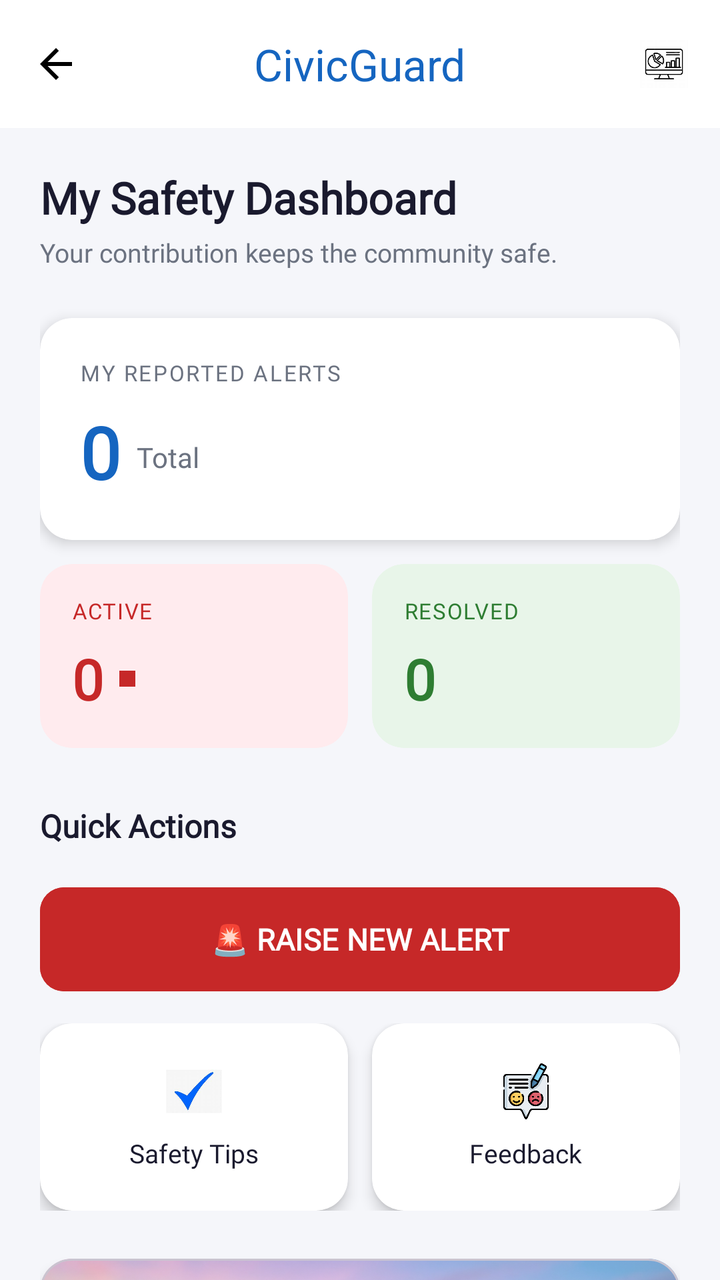
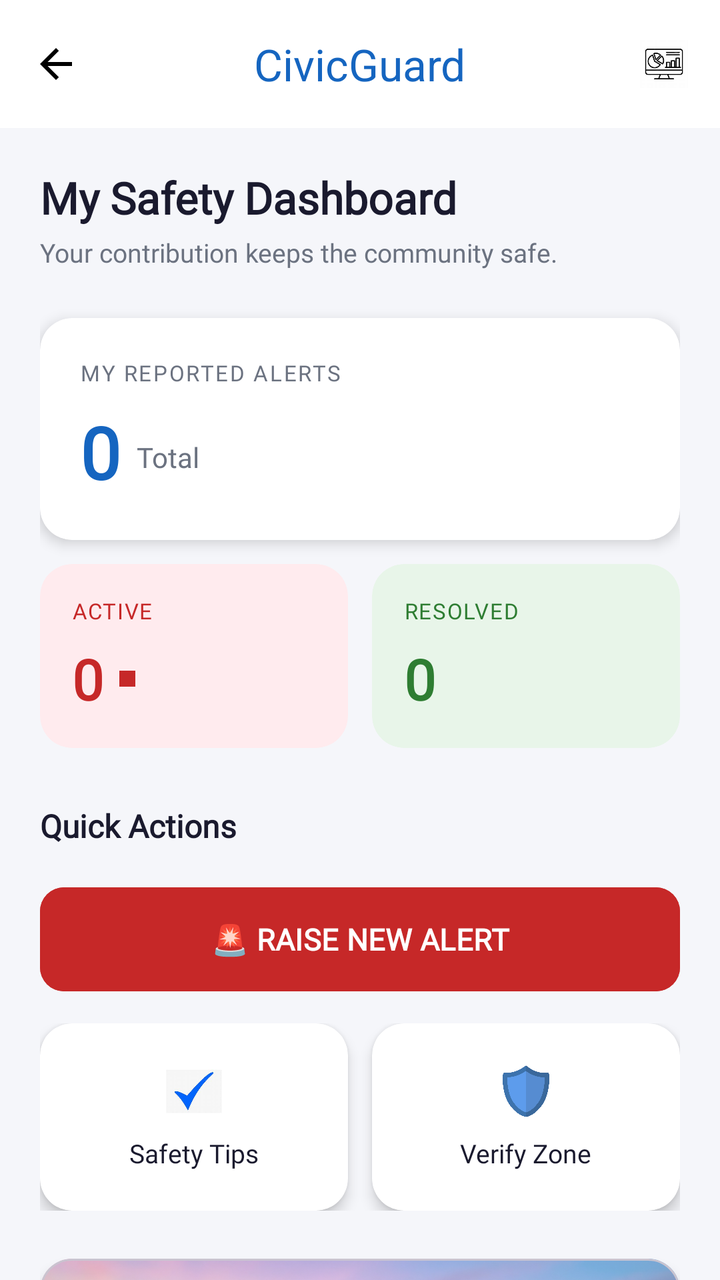

Screens rendered from an Android XML layout before and after an edit, with the pre-edit source and the edit as a unified diff.
<!-- AndroidManifest.xml: application theme Theme.NeighborhoodEmergencyConnect -->
<!-- res/layout/activity_citizen_dashboard.xml -->
<?xml version="1.0" encoding="utf-8"?>
<androidx.coordinatorlayout.widget.CoordinatorLayout xmlns:android="http://schemas.android.com/apk/res/android"
    xmlns:app="http://schemas.android.com/apk/res-auto"
    android:layout_width="match_parent"
    android:layout_height="match_parent"
    android:background="#F5F6FA">

    <com.google.android.material.appbar.AppBarLayout
        android:layout_width="match_parent"
        android:layout_height="wrap_content"
        android:background="#ffffff"
        app:elevation="2dp">

        <com.google.android.material.appbar.MaterialToolbar
            android:id="@+id/topAppBar"
            android:layout_width="match_parent"
            android:layout_height="?attr/actionBarSize"
            app:navigationIcon="@drawable/arrow_back"
            app:title="CivicGuard"
            app:titleCentered="true"
            app:titleTextColor="#1565C0">

            <ImageView
                android:layout_width="24dp"
                android:layout_height="24dp"
                android:layout_gravity="end"
                android:layout_marginEnd="16dp"
                android:src="@drawable/righticon" />
        </com.google.android.material.appbar.MaterialToolbar>
    </com.google.android.material.appbar.AppBarLayout>

    <androidx.core.widget.NestedScrollView
        android:layout_width="match_parent"
        android:layout_height="match_parent"
        app:layout_behavior="@string/appbar_scrolling_view_behavior">

        <LinearLayout
            android:layout_width="match_parent"
            android:layout_height="wrap_content"
            android:orientation="vertical"
            android:padding="20dp">

            <TextView
                android:layout_width="wrap_content"
                android:layout_height="wrap_content"
                android:fontFamily="@font/montserrat_bold"
                android:text="My Safety Dashboard"
                android:textColor="#1A1A2E"
                android:textSize="22sp"
                android:textStyle="bold" />

            <TextView
                android:layout_width="wrap_content"
                android:layout_height="wrap_content"
                android:layout_marginTop="4dp"
                android:fontFamily="@font/poppins_regular"
                android:text="Your contribution keeps the community safe."
                android:textColor="#6B7280"
                android:textSize="13sp" />

            <com.google.android.material.card.MaterialCardView
                android:layout_width="match_parent"
                android:layout_height="wrap_content"
                android:layout_marginTop="24dp"
                app:cardBackgroundColor="#ffffff"
                app:cardCornerRadius="16dp"
                app:cardElevation="4dp"
                app:strokeWidth="0dp">

                <LinearLayout
                    android:layout_width="match_parent"
                    android:layout_height="wrap_content"
                    android:orientation="vertical"
                    android:padding="20dp">

                    <TextView
                        android:layout_width="wrap_content"
                        android:layout_height="wrap_content"
                        android:fontFamily="@font/montserrat_bold"
                        android:text="MY REPORTED ALERTS"
                        android:textColor="#6B7280"
                        android:textSize="11sp"
                        android:letterSpacing="0.08" />

                    <LinearLayout
                        android:layout_width="wrap_content"
                        android:layout_height="wrap_content"
                        android:layout_marginTop="8dp"
                        android:gravity="bottom"
                        android:orientation="horizontal">

                        <TextView
                            android:id="@+id/tvTotalAlerts"
                            android:layout_width="wrap_content"
                            android:layout_height="wrap_content"
                            android:fontFamily="@font/montserrat_bold"
                            android:text="0"
                            android:textColor="#1565C0"
                            android:textSize="36sp"
                            android:textStyle="bold" />

                        <TextView
                            android:layout_width="wrap_content"
                            android:layout_height="wrap_content"
                            android:layout_marginStart="8dp"
                            android:layout_marginBottom="6dp"
                            android:fontFamily="@font/poppins_regular"
                            android:text="Total"
                            android:textColor="#6B7280"
                            android:textSize="14sp" />
                    </LinearLayout>
                </LinearLayout>
            </com.google.android.material.card.MaterialCardView>

            <LinearLayout
                android:layout_width="match_parent"
                android:layout_height="wrap_content"
                android:layout_marginTop="12dp"
                android:orientation="horizontal">

                <com.google.android.material.card.MaterialCardView
                    android:layout_width="0dp"
                    android:layout_height="wrap_content"
                    android:layout_weight="1"
                    android:layout_marginEnd="6dp"
                    app:cardBackgroundColor="#FFEBEE"
                    app:cardCornerRadius="16dp"
                    app:cardElevation="0dp"
                    app:strokeWidth="0dp">

                    <LinearLayout
                        android:layout_width="match_parent"
                        android:layout_height="wrap_content"
                        android:orientation="vertical"
                        android:padding="16dp">

                        <TextView
                            android:layout_width="wrap_content"
                            android:layout_height="wrap_content"
                            android:fontFamily="@font/montserrat_bold"
                            android:text="ACTIVE"
                            android:textColor="#C62828"
                            android:textSize="11sp"
                            android:letterSpacing="0.05"/>

                        <LinearLayout
                            android:layout_width="wrap_content"
                            android:layout_height="wrap_content"
                            android:layout_marginTop="8dp"
                            android:gravity="center_vertical"
                            android:orientation="horizontal">

                            <TextView
                                android:id="@+id/tvActiveCount"
                                android:layout_width="wrap_content"
                                android:layout_height="wrap_content"
                                android:fontFamily="@font/montserrat_bold"
                                android:text="0"
                                android:textColor="#C62828"
                                android:textSize="28sp"
                                android:textStyle="bold" />

                            <View
                                android:layout_width="8dp"
                                android:layout_height="8dp"
                                android:layout_marginStart="8dp"
                                android:background="#C62828" />
                        </LinearLayout>
                    </LinearLayout>
                </com.google.android.material.card.MaterialCardView>

                <com.google.android.material.card.MaterialCardView
                    android:layout_width="0dp"
                    android:layout_height="wrap_content"
                    android:layout_weight="1"
                    android:layout_marginStart="6dp"
                    app:cardBackgroundColor="#E8F5E9"
                    app:cardCornerRadius="16dp"
                    app:cardElevation="0dp"
                    app:strokeWidth="0dp">

                    <LinearLayout
                        android:layout_width="match_parent"
                        android:layout_height="wrap_content"
                        android:orientation="vertical"
                        android:padding="16dp">

                        <TextView
                            android:layout_width="wrap_content"
                            android:layout_height="wrap_content"
                            android:fontFamily="@font/montserrat_bold"
                            android:text="RESOLVED"
                            android:textColor="#2E7D32"
                            android:textSize="11sp"
                            android:letterSpacing="0.05"/>

                        <TextView
                            android:id="@+id/tvResolvedCount"
                            android:layout_width="wrap_content"
                            android:layout_height="wrap_content"
                            android:layout_marginTop="8dp"
                            android:fontFamily="@font/montserrat_bold"
                            android:text="0"
                            android:textColor="#2E7D32"
                            android:textSize="28sp"
                            android:textStyle="bold" />
                    </LinearLayout>
                </com.google.android.material.card.MaterialCardView>
            </LinearLayout>


            <TextView
                android:layout_width="wrap_content"
                android:layout_height="wrap_content"
                android:layout_marginTop="28dp"
                android:fontFamily="@font/montserrat_bold"
                android:text="Quick Actions"
                android:textColor="#1A1A2E"
                android:textSize="16sp"
                android:textStyle="bold" />

            <com.google.android.material.button.MaterialButton
                android:id="@+id/btnRaiseAlert"
                android:layout_width="match_parent"
                android:layout_height="60dp"
                android:layout_marginTop="16dp"
                android:backgroundTint="#C62828"
                android:fontFamily="@font/montserrat_bold"
                android:text="🚨 RAISE NEW ALERT"
                android:textAllCaps="false"
                android:textSize="15sp"
                android:textStyle="bold"
                app:cornerRadius="12dp" />


            <LinearLayout
                android:layout_width="match_parent"
                android:layout_height="wrap_content"
                android:layout_marginTop="12dp"
                android:orientation="horizontal">

                <com.google.android.material.card.MaterialCardView
                    android:layout_width="0dp"
                    android:layout_height="wrap_content"
                    android:layout_weight="1"
                    android:layout_marginEnd="6dp"
                    app:cardBackgroundColor="#ffffff"
                    app:cardCornerRadius="16dp"
                    app:cardElevation="4dp"
                    app:strokeWidth="0dp">

                    <LinearLayout
                        android:id="@+id/Safety"
                        android:layout_width="match_parent"
                        android:layout_height="wrap_content"
                        android:gravity="center"
                        android:orientation="vertical"
                        android:padding="20dp">

                        <ImageView
                            android:layout_width="28dp"
                            android:layout_height="28dp"
                            android:src="@drawable/tickb" />

                        <TextView
                            android:layout_width="wrap_content"
                            android:layout_height="wrap_content"
                            android:layout_marginTop="8dp"
                            android:fontFamily="@font/poppins_semibold"
                            android:text="Safety Tips"
                            android:textColor="#1A1A2E"
                            android:textSize="13sp" />
                    </LinearLayout>
                </com.google.android.material.card.MaterialCardView>

                <com.google.android.material.card.MaterialCardView
                    android:layout_width="0dp"
                    android:layout_height="wrap_content"
                    android:layout_weight="1"
                    android:layout_marginStart="6dp"
                    app:cardBackgroundColor="#ffffff"
                    app:cardCornerRadius="16dp"
                    app:cardElevation="4dp"
                    app:strokeWidth="0dp">

                    <LinearLayout
                        android:id="@+id/card"
                        android:layout_width="match_parent"
                        android:layout_height="wrap_content"
                        android:gravity="center"
                        android:orientation="vertical"
                        android:padding="20dp">

                        <ImageView
                            android:layout_width="28dp"
                            android:layout_height="28dp"
                            android:src="@drawable/Feedback_icon" />

                        <TextView
                            android:layout_width="wrap_content"
                            android:layout_height="wrap_content"
                            android:layout_marginTop="8dp"
                            android:fontFamily="@font/poppins_semibold"
                            android:text="Feedback"
                            android:textColor="#1A1A2E"
                            android:textSize="13sp" />
                    </LinearLayout>
                </com.google.android.material.card.MaterialCardView>
            </LinearLayout>


            <com.google.android.material.card.MaterialCardView
                android:layout_width="match_parent"
                android:layout_height="wrap_content"
                android:layout_marginTop="24dp"
                android:layout_marginBottom="100dp"
                app:cardCornerRadius="16dp"
                app:cardElevation="4dp">

                <FrameLayout
                    android:layout_width="match_parent"
                    android:layout_height="160dp">

                    <ImageView
                        android:layout_width="match_parent"
                        android:layout_height="match_parent"
                        android:scaleType="centerCrop"
                        android:src="@drawable/banner"
                        android:alpha="0.5" />

                    <LinearLayout
                        android:layout_width="match_parent"
                        android:layout_height="match_parent"
                        android:gravity="center"
                        android:orientation="vertical"
                        android:padding="24dp">

                    </LinearLayout>
                </FrameLayout>
            </com.google.android.material.card.MaterialCardView>

            <TextView
                android:layout_width="wrap_content"
                android:layout_height="wrap_content"
                android:layout_marginTop="8dp"
                android:layout_marginBottom="16dp"
                android:gravity="center"
                android:fontFamily="@font/poppins_regular"
                android:text="&quot;We are stronger when we watch out for each other.&quot;"
                android:textColor="#6B7280"
                android:textSize="13sp"
                android:textStyle="italic" />

        </LinearLayout>
    </androidx.core.widget.NestedScrollView>

</androidx.coordinatorlayout.widget.CoordinatorLayout>
<!-- resources referenced by this layout -->
<resources>
  <!-- drawable Feedback_icon: webp bitmap (drawable, 86188 bytes) -->
  <!-- drawable arrow_back (drawable) -->
  <vector xmlns:android="http://schemas.android.com/apk/res/android" android:autoMirrored="true" android:height="24dp" android:tint="#000000" android:viewportHeight="960" android:viewportWidth="960" android:width="24dp">
        
      <path android:fillColor="@android:color/white" android:pathData="M313,520L537,744L480,800L160,480L480,160L537,216L313,440L800,440L800,520L313,520Z"/>
      
  </vector>
  <!-- drawable banner: jpg bitmap (drawable, 586234 bytes) -->
  <!-- drawable righticon: jpg bitmap (drawable, 5794 bytes) -->
  <!-- drawable tickb: jpg bitmap (drawable, 3749 bytes) -->
  <style name="Theme.NeighborhoodEmergencyConnect" parent="Base.Theme.NeighborhoodEmergencyConnect" />
  <style name="Base.Theme.NeighborhoodEmergencyConnect" parent="Theme.Material3.DayNight.NoActionBar">
          
          
      </style>
</resources>

<!-- the commit's change to res/layout/activity_citizen_dashboard.xml (unified diff, before → after) -->
@@ -284,7 +284,6 @@
                     app:strokeWidth="0dp">
 
                     <LinearLayout
-                        android:id="@+id/card"
                         android:layout_width="match_parent"
                         android:layout_height="wrap_content"
                         android:gravity="center"
@@ -294,14 +293,14 @@
                         <ImageView
                             android:layout_width="28dp"
                             android:layout_height="28dp"
-                            android:src="@drawable/Feedback_icon" />
+                            android:src="@drawable/saf" />
 
                         <TextView
                             android:layout_width="wrap_content"
                             android:layout_height="wrap_content"
                             android:layout_marginTop="8dp"
                             android:fontFamily="@font/poppins_semibold"
-                            android:text="Feedback"
+                            android:text="Verify Zone"
                             android:textColor="#1A1A2E"
                             android:textSize="13sp" />
                     </LinearLayout>
<!-- resource entries referenced after the edit -->
@@ -1,6 +1,5 @@
 <!-- resources referenced by this layout -->
 <resources>
-  <!-- drawable Feedback_icon: webp bitmap (drawable, 86188 bytes) -->
   <!-- drawable arrow_back (drawable) -->
   <vector xmlns:android="http://schemas.android.com/apk/res/android" android:autoMirrored="true" android:height="24dp" android:tint="#000000" android:viewportHeight="960" android:viewportWidth="960" android:width="24dp">
         
@@ -9,6 +8,7 @@
   </vector>
   <!-- drawable banner: jpg bitmap (drawable, 586234 bytes) -->
   <!-- drawable righticon: jpg bitmap (drawable, 5794 bytes) -->
+  <!-- drawable saf: png bitmap (drawable, 19191 bytes) -->
   <!-- drawable tickb: jpg bitmap (drawable, 3749 bytes) -->
   <style name="Theme.NeighborhoodEmergencyConnect" parent="Base.Theme.NeighborhoodEmergencyConnect" />
   <style name="Base.Theme.NeighborhoodEmergencyConnect" parent="Theme.Material3.DayNight.NoActionBar">
